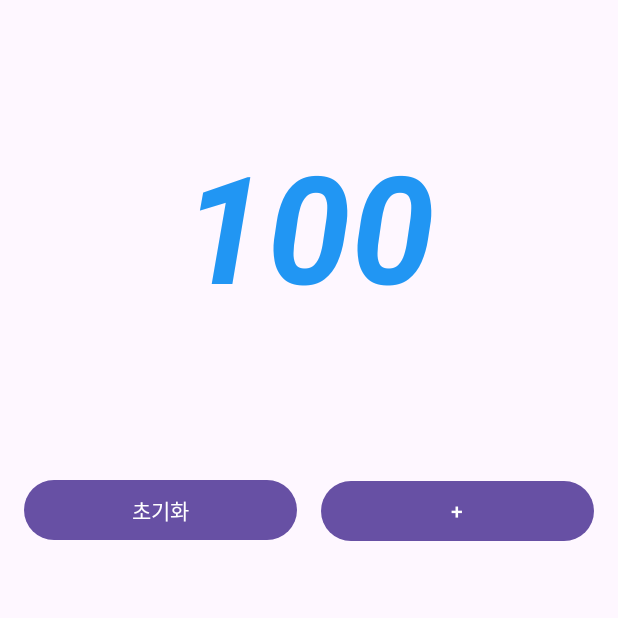
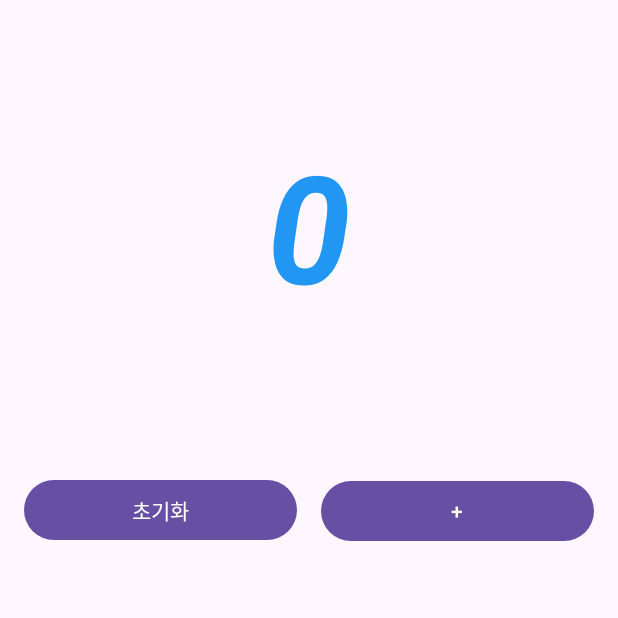
Before and after one commit to fastcampus-kotlin/chapter02, an Android app: the screen it shows after launch (MainActivity), after a tap on "초기화", on a phone screen of 412 x 824 dp, the top half of it. Run offline under Robolectric (Android 15) with nearby library versions, the phone set to English and light mode, and no system bars.

Commit message:
기능 구현 완료

```diff
--- a/app/src/main/java/com/example/chapter2/MainActivity.kt
+++ b/app/src/main/java/com/example/chapter2/MainActivity.kt
@@ -14,15 +14,22 @@ class MainActivity : AppCompatActivity() {
         super.onCreate(savedInstanceState)
         setContentView(R.layout.activity_main)
 
-        val numberTExtView = findViewById<TextView>(R.id.numberTextView)
+        val numberTextView = findViewById<TextView>(R.id.numberTextView)
         val resetButton = findViewById<Button>(R.id.resetButton)
         val plusButton = findViewById<Button>(R.id.plusButton)
 
+        var number = 0
+
+
         resetButton.setOnClickListener {
+            number = 0
+            numberTextView.text = number.toString()
             Log.d("onClick","리셋 버튼이 클릭되었습니다")
         }
 
         plusButton.setOnClickListener {
+            number += 1
+            numberTextView.text = number.toString()
             Log.d("onClick","플러스 버튼이 클릭되었습니다.")
         }
     }
--- a/app/src/main/res/layout/activity_main.xml
+++ b/app/src/main/res/layout/activity_main.xml
@@ -12,7 +12,7 @@
         android:id="@+id/numberTextView"
         android:layout_width="match_parent"
         android:layout_height="300dp"
-        android:text="100"
+        android:text="0"
         android:textSize="100sp"
         android:textColor="@color/blue"
         android:textStyle="bold|italic"
```
